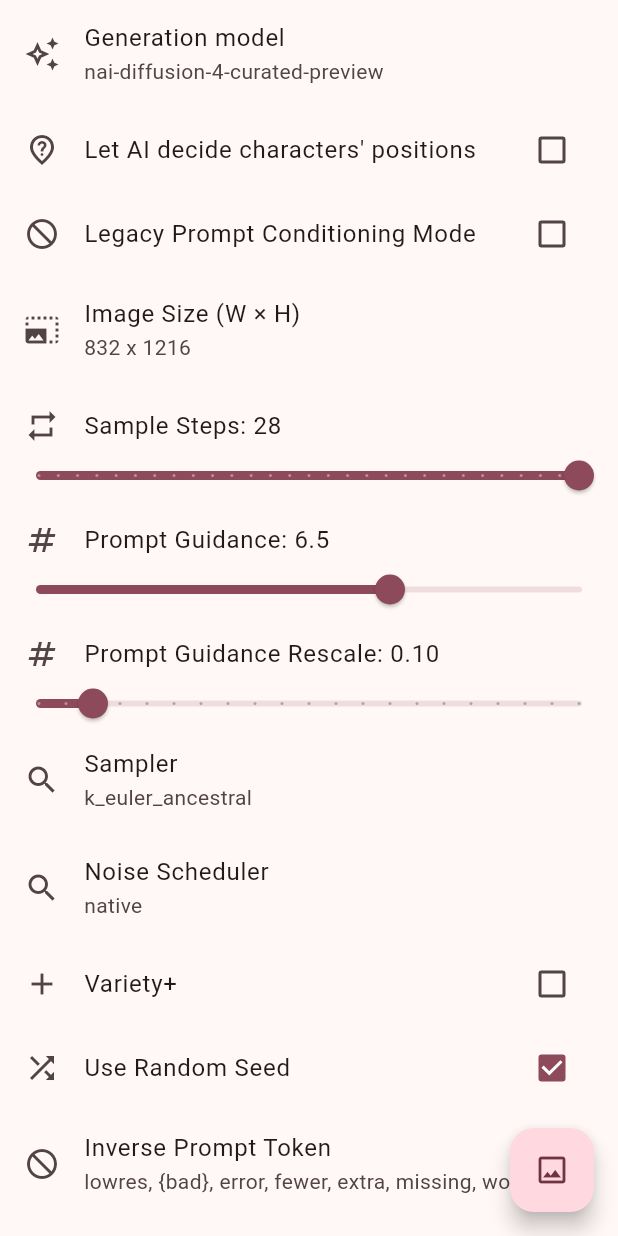
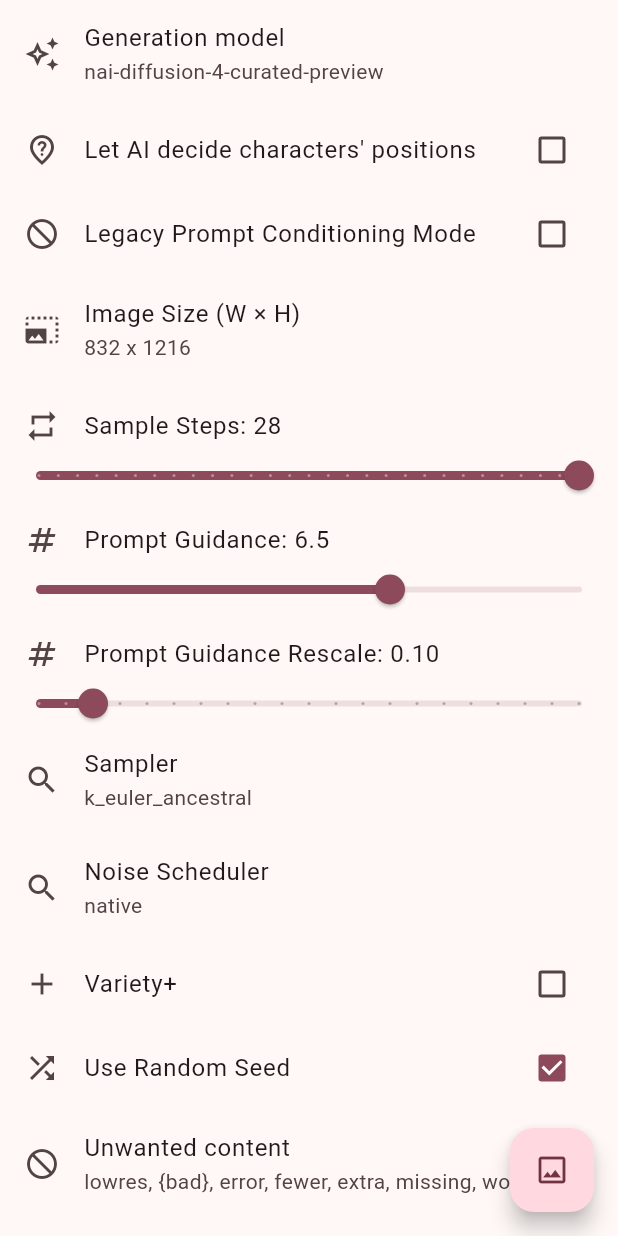
Before and after one commit to Exception0x0194/NAI-Generator-Flutter, a Flutter app: the ParametersConfigView screen opened directly, on a phone screen of 412 x 824 dp. Run offline on Flutter 3.47's test engine with Material 3 defaults, Android fonts, the phone set to English and light mode, and no system bars; our stand-ins replace adaptive_theme, device_info_plus, easy_localization, file_picker, flutter_markdown, get_it and 6 more; missing offline and left inert: blinking_text, encrypt, flutter_command, gzip, image_size_getter, saver_gallery and 3 more; accounts and stored records are empty.

Commit message:
在生成页面添加了反向提示词设置

```diff
--- a/assets/l10n/en.json
+++ b/assets/l10n/en.json
@@ -67,7 +67,7 @@
     "noise_scheduler": "Noise Scheduler",
     "use_random_seed": "Use Random Seed",
     "random_seed": "Random Seed",
-    "uc": "Inverse Prompt Token",
+    "uc": "Unwanted content",
     "metadata_erase_enabled": "Erase metadata in generated images",
     "custom_metadata_enabled": "Embed fake metadata into generated images",
     "custom_metadata_content": "Metadata content",
```
Also changed, not shown: lib/ui/generation_page/widgets/generation_page_view.dart (+10 -1 lines).
